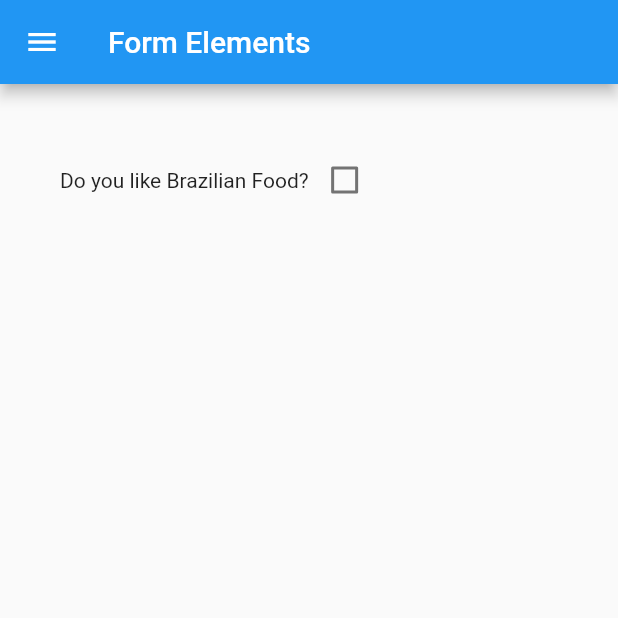
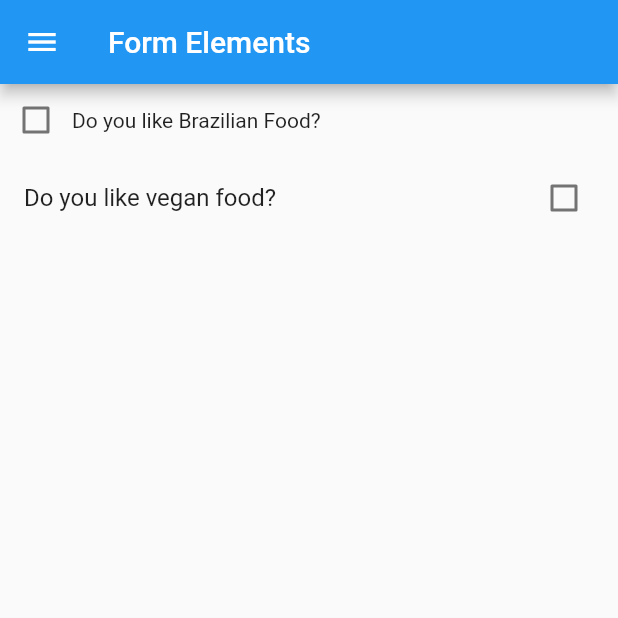
Before and after one commit to alissonzampietro/firstFlutterProject, a Flutter app: the screen it shows after launch, on a phone screen of 412 x 824 dp, the top half of it. Run offline on Flutter 3.47's test engine with Material 2 defaults, Android fonts, the phone set to English and light mode, and no system bars.

Commit message:
feat: finish module checkbox

```diff
--- a/modules/inputs_tests/lib/CheckboxInput.dart
+++ b/modules/inputs_tests/lib/CheckboxInput.dart
@@ -10,6 +10,7 @@ class _CheckboxInputState extends State<CheckboxInput> {
   bool _likeBrazilianFood = false;
 
   void toogle(bool value) {
+    print('The actual value is ' + value.toString());
     setState(() {
       this._likeBrazilianFood = value;
     });
@@ -18,21 +19,33 @@ class _CheckboxInputState extends State<CheckboxInput> {
   @override
   Widget build(BuildContext context) {
     return Padding(
-        padding: EdgeInsets.all(40),
-        child: Row(
+        padding: EdgeInsets.all(0),
+        child: Column(
           children: <Widget>[
+            // FIRST WAY
+            Row(
+              children: <Widget>[
+                // Here you create a unique checkbox
+                Checkbox(
+                  // below you define the initial value
+                    value: this._likeBrazilianFood,
+                    onChanged: (bool value) {
+                      this.toogle(value);
+                    }
+                ),
+                Text('Do you like Brazilian Food?')
+              ],
+            ),
             //SECOND WAY
-            // CheckboxListTile(value: false, onChanged: (bool data){})
-
-            // FIRST WAY
-            Text('Do you like Brazilian Food?'),
-            Checkbox(
-              // below you define the initial value
-              value: this._likeBrazilianFood,
-              onChanged: (bool value) => this.toogle(value),
+            CheckboxListTile(
+                title: Text('Do you like vegan food?'),
+                value: this._likeBrazilianFood,
+                onChanged: (bool data){
+                  this.toogle(data);
+                }
             )
           ],
-        ),
+        )
     );
   }
 }
```
